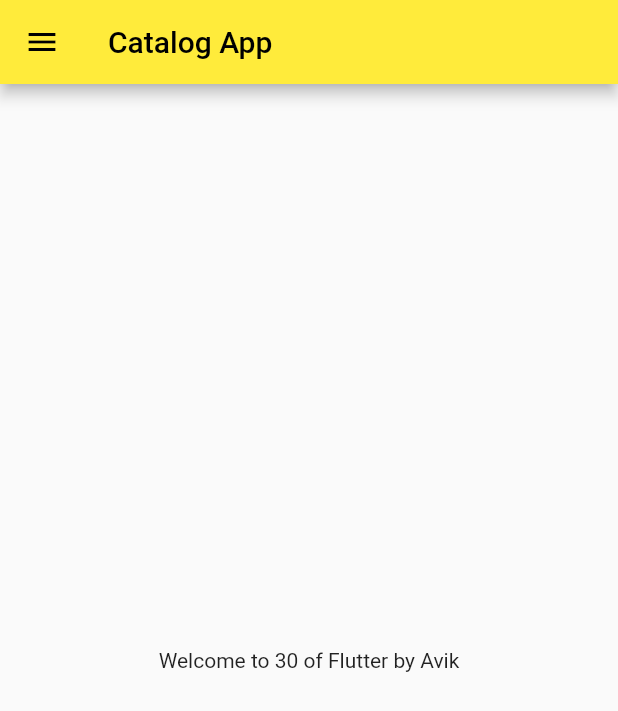
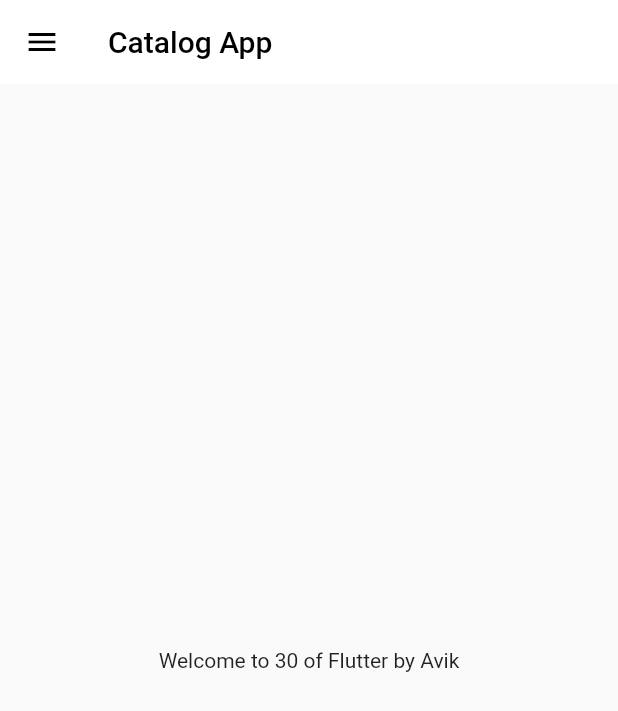
Before and after one commit to Avik-creator/Catalog_App, a Flutter app: the screen it shows after launch, on a phone screen of 412 x 824 dp. Shown: the top 711 px of the screen. Run offline on Flutter 3.47's test engine with Material 2 defaults, Android fonts, the phone set to English and light mode, and no system bars.

Commit message:
Themes Managed

```diff
--- a/lib/main.dart
+++ b/lib/main.dart
@@ -4,6 +4,7 @@ import 'package:flutter/material.dart';
 import 'package:flutter_catalog/pages/home.dart';
 import 'package:flutter_catalog/pages/login.dart';
 import 'package:flutter_catalog/utils/routes.dart';
+import 'package:flutter_catalog/widgets/themes.dart';
 
 void main() {
   runApp(MyApp());
@@ -16,8 +17,8 @@ class MyApp extends StatelessWidget {
   Widget build(BuildContext context) {
     return MaterialApp(
       themeMode: ThemeMode.light,
-      theme: ThemeData(primarySwatch: Colors.yellow),
-      darkTheme: ThemeData(brightness: Brightness.dark),
+      theme: MyTheme.lighttheme(context),
+      darkTheme: MyTheme.darktheme(context),
       debugShowCheckedModeBanner: false,
       initialRoute: MyRoutes.homeRoute,
       routes: {
--- /dev/null
+++ b/lib/widgets/themes.dart
@@ -0,0 +1,14 @@
+import 'package:flutter/material.dart';
+
+class MyTheme {
+  static ThemeData lighttheme(BuildContext context) => ThemeData(
+      primarySwatch: Colors.yellow,
+      appBarTheme: AppBarTheme(
+          color: Colors.white,
+          elevation: 0.0,
+          iconTheme: IconThemeData(
+            color: Colors.black,
+          )));
+  static ThemeData darktheme(BuildContext context) =>
+      ThemeData(brightness: Brightness.dark);
+}
```
